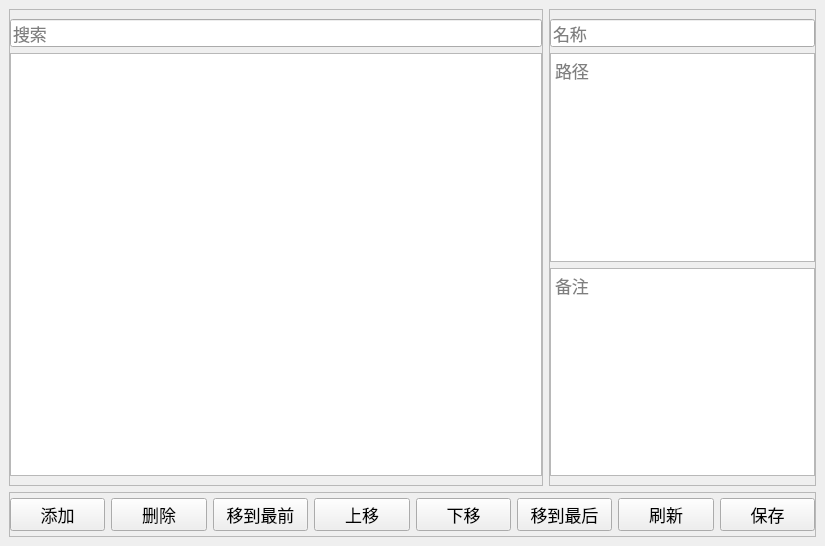
This is ui/main_window.ui in suifengpiaoyang/PathManager as Qt 5 draws it before an edit. The edited form follows.
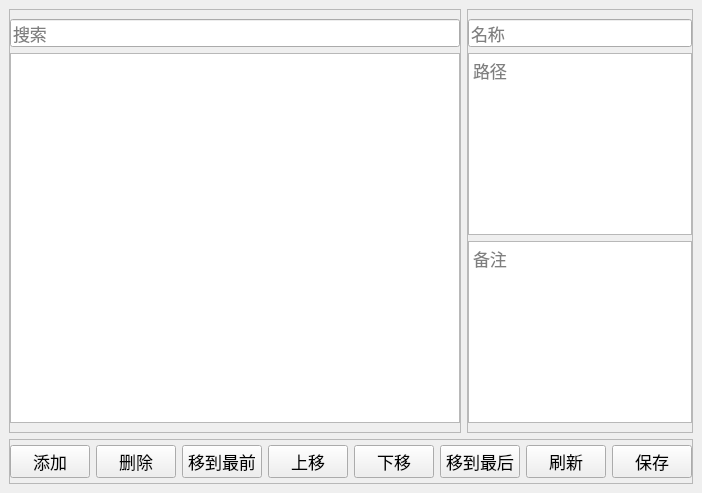
This is the edited form. Custom widgets are drawn as their Qt base class.

Commit message: 修复bugs，同时改变了ui的大小

The edit to the form file:
```diff
--- a/ui/main_window.ui
+++ b/ui/main_window.ui
@@ -6,8 +6,8 @@
    <rect>
     <x>0</x>
     <y>0</y>
-    <width>825</width>
-    <height>546</height>
+    <width>690</width>
+    <height>493</height>
    </rect>
   </property>
   <property name="font">
```
Left out of the diff: 4 changed lines with no effect on the pictures. The commit also changes 2 other files.
